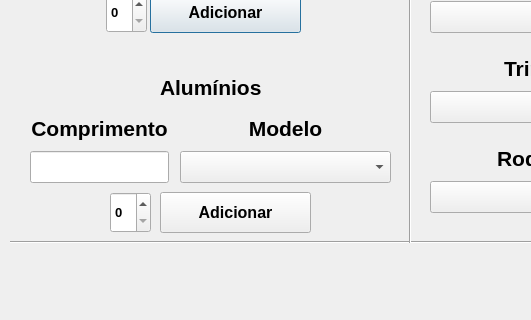
Before: the Qt Designer form ArtvidrosV3/adicionaisref.ui in PedrOliveiraM/Artvidros-2023, drawn with Qt 5; both pictures show x 0 to 531 and y 448 to 768 of the 1366 by 768 pixel window.
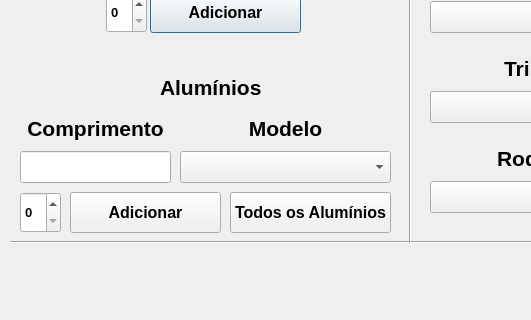
After: the same form once the commit is applied. Icons and pictures are not drawn.

```diff
--- a/ArtvidrosV3/adicionaisref.ui
+++ b/ArtvidrosV3/adicionaisref.ui
@@ -381,9 +381,9 @@
   <widget class="QWidget" name="layoutWidget_4">
    <property name="geometry">
     <rect>
-     <x>30</x>
+     <x>20</x>
      <y>560</y>
-     <width>139</width>
+     <width>151</width>
      <height>71</height>
     </rect>
    </property>
@@ -670,7 +670,7 @@
   <widget class="QSpinBox" name="spinBox_Aluminio">
    <property name="geometry">
     <rect>
-     <x>110</x>
+     <x>20</x>
      <y>640</y>
      <width>41</width>
      <height>41</height>
@@ -758,7 +758,7 @@
   <widget class="QPushButton" name="pushButtonADDaluminios">
    <property name="geometry">
     <rect>
-     <x>160</x>
+     <x>70</x>
      <y>640</y>
      <width>151</width>
      <height>41</height>
@@ -1176,6 +1176,25 @@
     </size>
    </property>
   </widget>
+  <widget class="QPushButton" name="pushButtonTodosOsAluminios">
+   <property name="geometry">
+    <rect>
+     <x>230</x>
+     <y>640</y>
+     <width>161</width>
+     <height>41</height>
+    </rect>
+   </property>
+   <property name="font">
+    <font>
+     <pointsize>12</pointsize>
+     <bold>true</bold>
+    </font>
+   </property>
+   <property name="text">
+    <string>Todos os Alumínios</string>
+   </property>
+  </widget>
  </widget>
  <resources>
   <include location="files.qrc"/>
```
